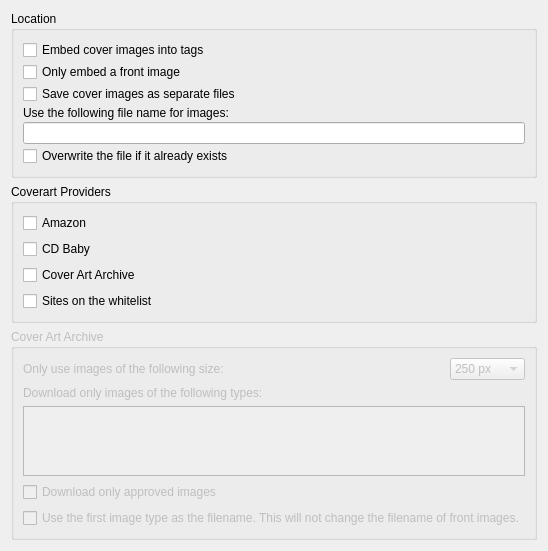
Above: ui/options_cover.ui from metabrainz/picard before the change. Below: the same form after it.
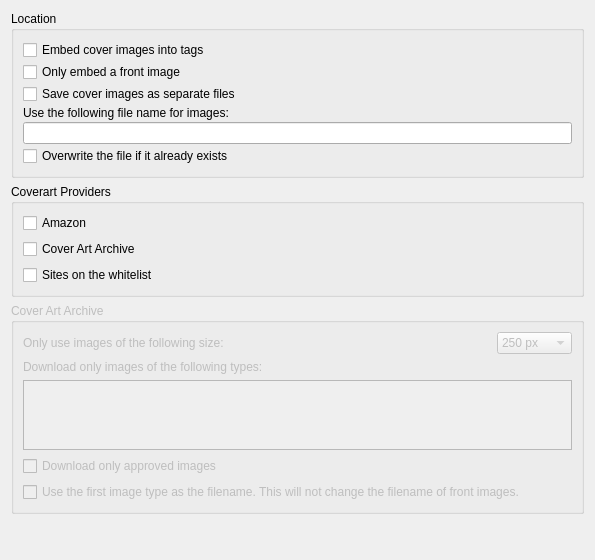
That is the form after the change.

Commit message:
Remove CD Baby support
According to http://mbsandbox.org/~ianmcorvidae/graph.png there are no
CD Baby urls anymore in the database.

```diff
--- a/ui/options_cover.ui
+++ b/ui/options_cover.ui
@@ -6,8 +6,8 @@
    <rect>
     <x>0</x>
     <y>0</y>
-    <width>525</width>
-    <height>522</height>
+    <width>595</width>
+    <height>560</height>
    </rect>
   </property>
   <layout class="QVBoxLayout" name="verticalLayout">
@@ -77,13 +77,6 @@
         </property>
        </widget>
       </item>
-      <item>
-       <widget class="QCheckBox" name="caprovider_cdbaby">
-        <property name="text">
-         <string>CD Baby</string>
-        </property>
-       </widget>
-      </item>
       <item>
        <widget class="QCheckBox" name="caprovider_caa">
         <property name="text">
```
Left out of the diff: 3 changed lines with no effect on the pictures. The commit also changes 3 other files.
